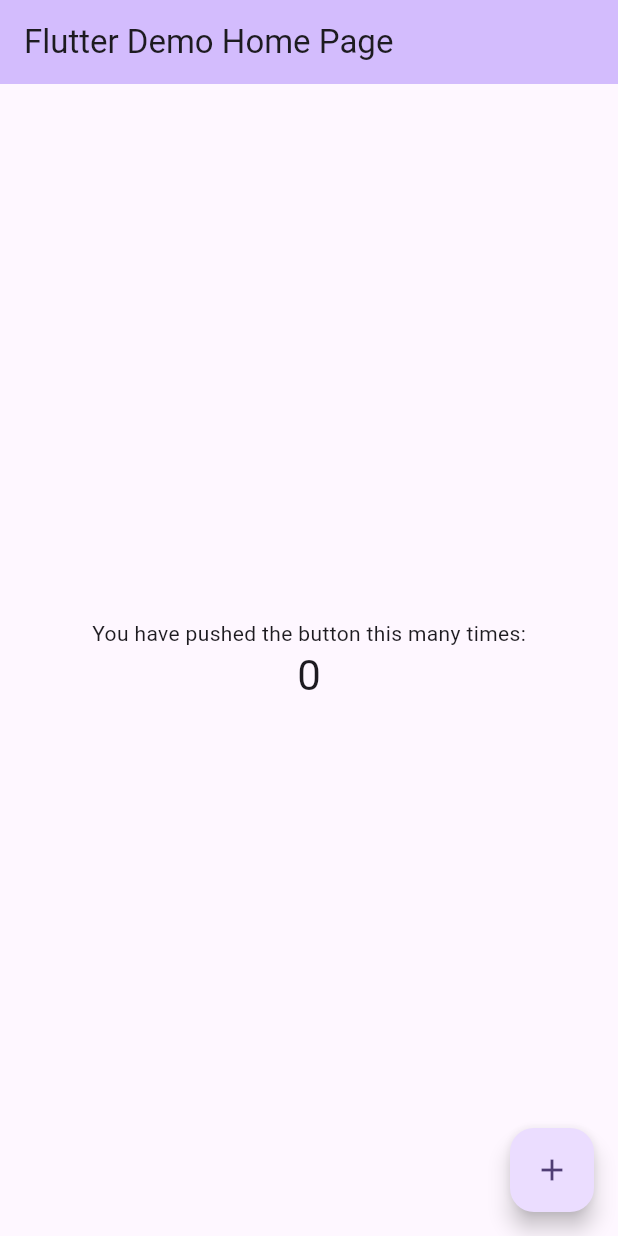
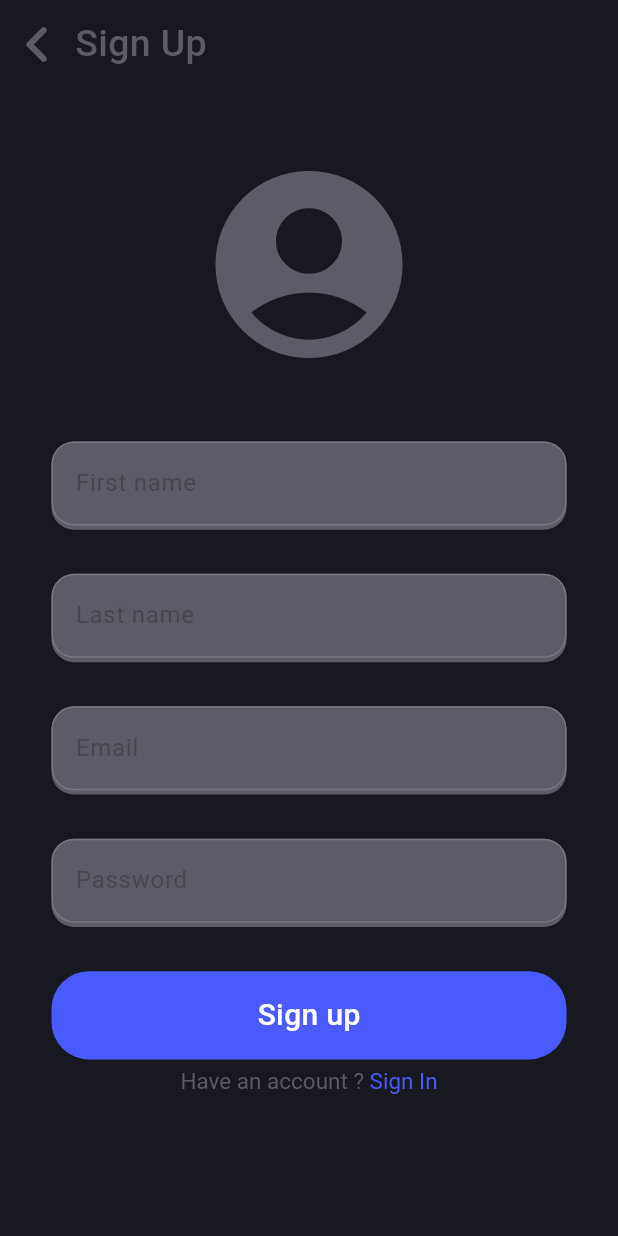
Before and after one commit to avainfo/LessonFlutter, a Flutter app: the screen it shows after launch, on a phone screen of 412 x 824 dp. Run offline on Flutter 3.47's test engine with Material 2 defaults, Android fonts, the phone set to English and light mode, and no system bars; our stand-ins replace google_fonts.

Commit message:
Sign up Page

```diff
--- /dev/null
+++ b/lib/home_page.dart
@@ -0,0 +1,109 @@
+import 'package:flutter/material.dart';
+import 'package:my_first_application/utils/AppSize.dart';
+import 'package:my_first_application/widgets/home_page/back_button.dart';
+import 'package:my_first_application/widgets/home_page/button_spacer.dart';
+import 'package:my_first_application/widgets/home_page/sign_in_button.dart';
+import 'package:my_first_application/widgets/home_page/sign_up_button.dart';
+
+class HomePage extends StatefulWidget {
+  const HomePage({super.key});
+
+  @override
+  State<HomePage> createState() => _HomePageState();
+}
+
+class _HomePageState extends State<HomePage> {
+  @override
+  Widget build(BuildContext context) {
+    return Scaffold(
+      resizeToAvoidBottomInset: false,
+      backgroundColor: Color(0xFF181920),
+      body: SafeArea(
+        child: Container(
+          height: context.height,
+          child: Column(
+            mainAxisAlignment: MainAxisAlignment.start,
+            children: [
+              const TopBackButton(),
+              const MainIcon(),
+              FormInputField(placeholder: "First name", isObscured: false),
+              const ButtonSpacer(),
+              FormInputField(placeholder: "Last name", isObscured: false),
+              const ButtonSpacer(),
+              FormInputField(placeholder: "Email", isObscured: false),
+              const ButtonSpacer(),
+              FormInputField(placeholder: "Password", isObscured: true),
+              const ButtonSpacer(),
+              const SignUpButton(),
+              const SignInButton(),
+            ],
+          ),
+        ),
+      ),
+    );
+  }
+}
+
+
+
+
+
+
+class MainIcon extends StatelessWidget {
+  const MainIcon({
+    super.key,
+  });
+
+  @override
+  Widget build(BuildContext context) {
+    return SizedBox(
+      height: context.height / 14 * 4,
+      width: context.width,
+      child: Center(
+        child: const Icon(
+          Icons.account_circle_rounded,
+          color: const Color(0xFF5B5C68),
+          size: 150,
+        ),
+      ),
+    );
+  }
+}
+
+class FormInputField extends StatelessWidget {
+  var isObscured = false;
+  var placeholder = "";
+
+  FormInputField({super.key,required this.placeholder, required this.isObscured});
+
+  @override
+  Widget build(BuildContext context) {
+    return Container(
+      width: context.width / 1.2,
+      decoration: BoxDecoration(
+        color: const Color(0xFF5B5C68),
+        borderRadius: BorderRadius.circular(15),
+      ),
+      height: MediaQuery.of(context).size.height / 14,
+      child: TextFormField(
+        obscureText: isObscured,
+        cursorColor: const Color(0xFFA6A6AD),
+        decoration: InputDecoration(
+          border: OutlineInputBorder(
+            borderRadius: BorderRadius.circular(15),
+          ),
+          hintText: placeholder,
+          focusColor: const Color(0xFF495BFF),
+          hoverColor: const Color(0xFF495BFF),
+          focusedBorder: OutlineInputBorder(
+            borderRadius: BorderRadius.circular(15),
+            borderSide: BorderSide(
+              color: const Color(0xFF495BFF),
+              width: 2,
+            ),
+          ),
+        ),
+      ),
+    );
+  }
+}
--- a/lib/main.dart
+++ b/lib/main.dart
@@ -1,4 +1,5 @@
 import 'package:flutter/material.dart';
+import 'package:my_first_application/home_page.dart';
 
 void main() {
   runApp(const MyApp());
@@ -7,119 +8,16 @@ void main() {
 class MyApp extends StatelessWidget {
   const MyApp({super.key});
 
-  // This widget is the root of your application.
   @override
   Widget build(BuildContext context) {
     return MaterialApp(
-      title: 'Flutter Demo',
+      title: 'Flutter Lesson',
+      debugShowCheckedModeBanner: false,
       theme: ThemeData(
-        // This is the theme of your application.
-        //
-        // TRY THIS: Try running your application with "flutter run". You'll see
-        // the application has a blue toolbar. Then, without quitting the app,
-        // try changing the seedColor in the colorScheme below to Colors.green
-        // and then invoke "hot reload" (save your changes or press the "hot
-        // reload" button in a Flutter-supported IDE, or press "r" if you used
-        // the command line to start the app).
-        //
-        // Notice that the counter didn't reset back to zero; the application
-        // state is not lost during the reload. To reset the state, use hot
-        // restart instead.
-        //
-        // This works for code too, not just values: Most code changes can be
-        // tested with just a hot reload.
         colorScheme: ColorScheme.fromSeed(seedColor: Colors.deepPurple),
         useMaterial3: true,
       ),
-      home: const MyHomePage(title: 'Flutter Demo Home Page'),
+      home: HomePage(),
     );
   }
 }
-
-class MyHomePage extends StatefulWidget {
-  const MyHomePage({super.key, required this.title});
-
-  // This widget is the home page of your application. It is stateful, meaning
-  // that it has a State object (defined below) that contains fields that affect
-  // how it looks.
-
-  // This class is the configuration for the state. It holds the values (in this
-  // case the title) provided by the parent (in this case the App widget) and
-  // used by the build method of the State. Fields in a Widget subclass are
-  // always marked "final".
-
-  final String title;
-
-  @override
-  State<MyHomePage> createState() => _MyHomePageState();
-}
-
-class _MyHomePageState extends State<MyHomePage> {
-  int _counter = 0;
-
-  void _incrementCounter() {
-    setState(() {
-      // This call to setState tells the Flutter framework that something has
-      // changed in this State, which causes it to rerun the build method below
-      // so that the display can reflect the updated values. If we changed
-      // _counter without calling setState(), then the build method would not be
-      // called again, and so nothing would appear to happen.
-      _counter++;
-    });
-  }
-
-  @override
-  Widget build(BuildContext context) {
-    // This method is rerun every time setState is called, for instance as done
-    // by the _incrementCounter method above.
-    //
-    // The Flutter framework has been optimized to make rerunning build methods
-    // fast, so that you can just rebuild anything that needs updating rather
-    // than having to individually change instances of widgets.
-    return Scaffold(
-      appBar: AppBar(
-        // TRY THIS: Try changing the color here to a specific color (to
-        // Colors.amber, perhaps?) and trigger a hot reload to see the AppBar
-        // change color while the other colors stay the same.
-        backgroundColor: Theme.of(context).colorScheme.inversePrimary,
-        // Here we take the value from the MyHomePage object that was created by
-        // the App.build method, and use it to set our appbar title.
-        title: Text(widget.title),
-      ),
-      body: Center(
-        // Center is a layout widget. It takes a single child and positions it
-        // in the middle of the parent.
-        child: Column(
-          // Column is also a layout widget. It takes a list of children and
-          // arranges them vertically. By default, it sizes itself to fit its
-          // children horizontally, and tries to be as tall as its parent.
-          //
-          // Column has various properties to control how it sizes itself and
-          // how it positions its children. Here we use mainAxisAlignment to
-          // center the children vertically; the main axis here is the vertical
-          // axis because Columns are vertical (the cross axis would be
-          // horizontal).
-          //
-          // TRY THIS: Invoke "debug painting" (choose the "Toggle Debug Paint"
-          // action in the IDE, or press "p" in the console), to see the
-          // wireframe for each widget.
-          mainAxisAlignment: MainAxisAlignment.center,
-          children: <Widget>[
-            const Text(
-              'You have pushed the button this many times:',
-            ),
-            Text(
-              '$_counter',
-              style: Theme.of(context).textTheme.headlineMedium,
-            ),
-          ],
-        ),
-      ),
-      floatingActionButton: FloatingActionButton(
-        onPressed: _incrementCounter,
-        tooltip: 'Increment',
-        child: const Icon(Icons.add),
-      ), // This trailing comma makes auto-formatting nicer for build methods.
-    );
-  }
-}
--- /dev/null
+++ b/lib/utils/AppSize.dart
@@ -0,0 +1,7 @@
+import 'package:flutter/cupertino.dart';
+
+extension AppSize on BuildContext {
+  double get width => MediaQuery.of(this).size.width;
+  double get height => MediaQuery.of(this).size.height;
+  double get textScaleFactore => MediaQuery.of(this).textScaleFactor;
+}
--- /dev/null
+++ b/lib/widgets/home_page/back_button.dart
@@ -0,0 +1,31 @@
+import 'package:flutter/material.dart';
+
+class TopBackButton extends StatelessWidget {
+  const TopBackButton({
+    super.key,
+  });
+
+  @override
+  Widget build(BuildContext context) {
+    return Container(
+      width: MediaQuery.of(context).size.width,
+      height: MediaQuery.of(context).size.height / 14,
+      child: Row(
+        children: [
+          Icon(
+            Icons.chevron_left_rounded,
+            size: 50,
+            color: const Color(0xFF5B5C68),
+          ),
+          Text(
+            "Sign Up",
+            style: TextStyle(
+                fontSize: 25,
+                color: const Color(0xFF5B5C68),
+                fontWeight: FontWeight.w500),
+          )
+        ],
+      ),
+    );
+  }
+}
--- /dev/null
+++ b/lib/widgets/home_page/button_spacer.dart
@@ -0,0 +1,14 @@
+import 'package:flutter/material.dart';
+
+class ButtonSpacer extends StatelessWidget {
+  const ButtonSpacer({
+    super.key,
+  });
+
+  @override
+  Widget build(BuildContext context) {
+    return SizedBox(
+      height: MediaQuery.of(context).size.height / 28,
+    );
+  }
+}
--- /dev/null
+++ b/lib/widgets/home_page/sign_in_button.dart
@@ -0,0 +1,41 @@
+import 'package:flutter/material.dart';
+import 'package:google_fonts/google_fonts.dart';
+import 'package:my_first_application/utils/AppSize.dart';
+
+class SignInButton extends StatelessWidget {
+  const SignInButton({
+    super.key,
+  });
+
+  @override
+  Widget build(BuildContext context) {
+    return Container(
+      width: MediaQuery.of(context).size.width / 1.5,
+      height: MediaQuery.of(context).size.height / 28,
+      child: Center(
+        child: RichText(
+          textScaleFactor: context.textScaleFactore,
+          text: TextSpan(
+            style: TextStyle(
+              fontSize: 15,
+            ),
+            children: [
+              TextSpan(
+                text: "Have an account ? ",
+                style: GoogleFonts.roboto(
+                  color: const Color(0xFF5B5C68),
+                ),
+              ),
+              TextSpan(
+                text: "Sign In",
+                style: GoogleFonts.roboto(
+                  color: const Color(0xFF495BFF),
+                ),
+              ),
+            ],
+          ),
+        ),
+      ),
+    );
+  }
+}
--- /dev/null
+++ b/lib/widgets/home_page/sign_up_button.dart
@@ -0,0 +1,45 @@
+import 'package:flutter/foundation.dart';
+import 'package:flutter/material.dart';
+import 'package:google_fonts/google_fonts.dart';
+import 'package:my_first_application/utils/AppSize.dart';
+
+class SignUpButton extends StatelessWidget {
+  const SignUpButton({
+    super.key,
+  });
+
+  @override
+  Widget build(BuildContext context) {
+    return Material(
+      color: const Color(0xFF495BFF),
+      shape: RoundedRectangleBorder(
+        borderRadius: BorderRadius.circular(25),
+      ),
+      child: InkWell(
+        onTap: () {
+          if (kDebugMode) {
+            print("test");
+            print(View.of(context).padding.top);
+            print(View.of(context).padding.top);
+          }
+        },
+        borderRadius: BorderRadius.circular(25),
+        splashColor: Color(0xFF000E7C),
+        child: SizedBox(
+          width: context.width / 1.2,
+          height: MediaQuery.of(context).size.height / 14,
+          child: Center(
+            child: Text(
+              "Sign up",
+              textScaleFactor: context.textScaleFactore,
+              style: GoogleFonts.roboto(
+                  fontSize: 20,
+                  color: Colors.white,
+                  fontWeight: FontWeight.w500),
+            ),
+          ),
+        ),
+      ),
+    );
+  }
+}
```
Also changed, not shown: pubspec.yaml (+5 -5 lines), lib/generated/assets.dart (added), pubspec.lock.
